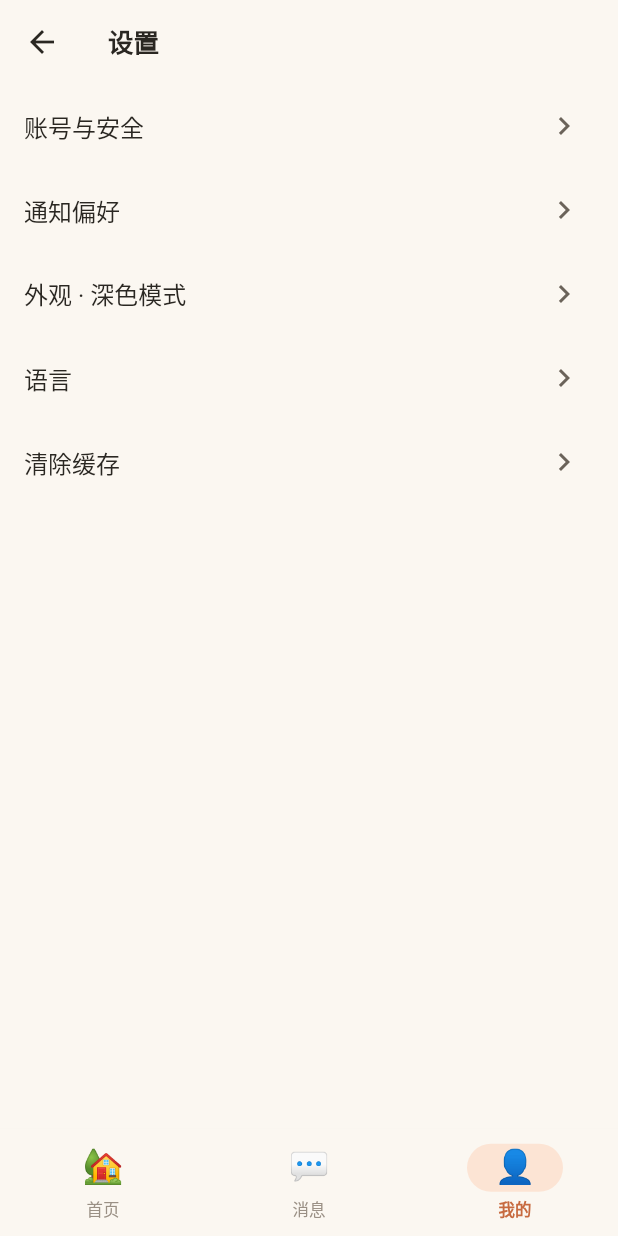
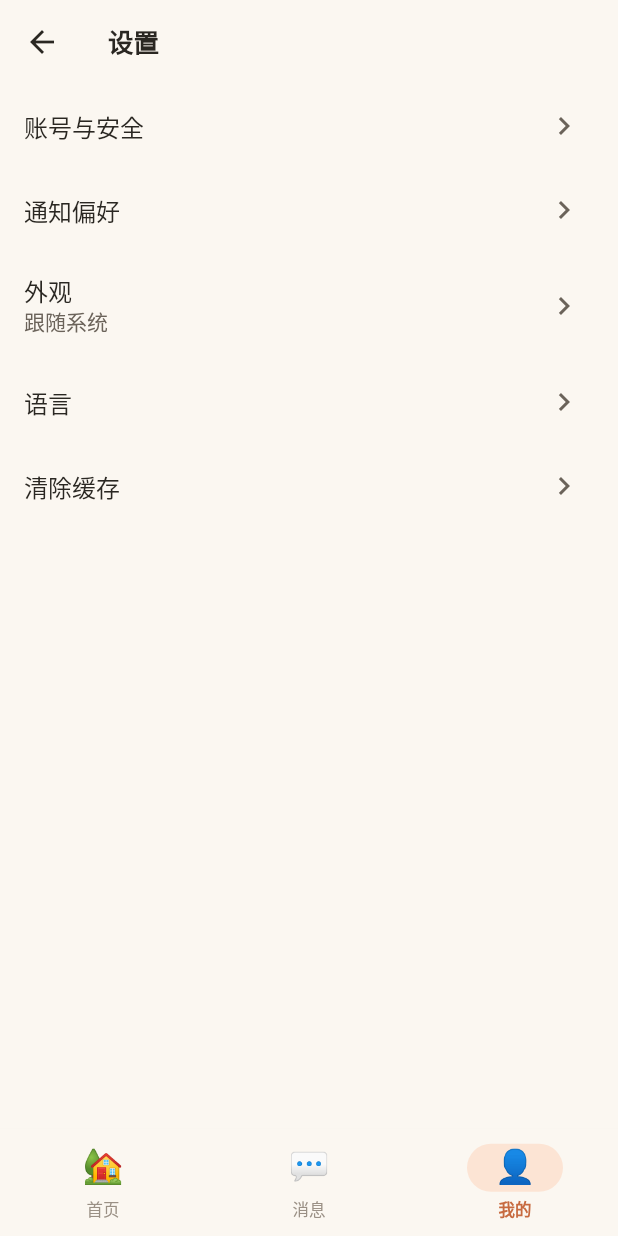
Before and after one commit to chunyiKit/Wo, a Flutter app: the SettingsPage screen opened by its route, on a phone screen of 412 x 824 dp. Run offline on Flutter 3.47's test engine with Material 3 defaults, Android fonts, the phone set to English and light mode, and no system bars; our stand-ins replace cached_network_image, flutter_image_compress, go_router, image_picker, permission_handler, qr_flutter and 1 more; missing offline and left inert: jpush_flutter, mobile_scanner; accounts and stored records are empty; network calls fail; Roboto replaces fonts that are missing (HarmonyOS Sans); statements that could not run were skipped.

Commit message:
feat: 外观主题切换（浅色/深色/跟随系统）
我的 → 设置 → 外观，可切换浅色、深色、跟随系统（默认），
选择即时生效并持久化到本地，启动时读出避免首帧闪主题。

```diff
--- a/lib/features/profile/settings_page.dart
+++ b/lib/features/profile/settings_page.dart
@@ -1,27 +1,57 @@
 import 'package:flutter/material.dart';
+import 'package:go_router/go_router.dart';
+
+import '../../data/wo_session.dart';
+import '../../navigation/wo_routes.dart';
 
 class SettingsPage extends StatelessWidget {
   const SettingsPage({super.key});
 
   @override
   Widget build(BuildContext context) {
+    final session = WoScope.of(context);
     return Scaffold(
       appBar: AppBar(title: const Text('设置')),
       body: SafeArea(
         top: false,
         child: ListView(
-          children: const [
-            ListTile(title: Text('账号与安全'), trailing: Icon(Icons.chevron_right)),
-            ListTile(title: Text('通知偏好'), trailing: Icon(Icons.chevron_right)),
-            ListTile(
-              title: Text('外观 · 深色模式'),
+          children: [
+            const ListTile(
+              title: Text('账号与安全'),
               trailing: Icon(Icons.chevron_right),
             ),
-            ListTile(title: Text('语言'), trailing: Icon(Icons.chevron_right)),
-            ListTile(title: Text('清除缓存'), trailing: Icon(Icons.chevron_right)),
+            const ListTile(
+              title: Text('通知偏好'),
+              trailing: Icon(Icons.chevron_right),
+            ),
+            ValueListenableBuilder<ThemeMode>(
+              valueListenable: session.themeMode,
+              builder: (context, mode, _) => ListTile(
+                title: const Text('外观'),
+                subtitle: Text(_themeModeLabel(mode)),
+                trailing: const Icon(Icons.chevron_right),
+                onTap: () => context.push(WoRoutes.appearance),
+              ),
+            ),
+            const ListTile(title: Text('语言'), trailing: Icon(Icons.chevron_right)),
+            const ListTile(
+              title: Text('清除缓存'),
+              trailing: Icon(Icons.chevron_right),
+            ),
           ],
         ),
       ),
     );
   }
 }
+
+String _themeModeLabel(ThemeMode mode) {
+  switch (mode) {
+    case ThemeMode.light:
+      return '浅色';
+    case ThemeMode.dark:
+      return '深色';
+    case ThemeMode.system:
+      return '跟随系统';
+  }
+}
--- a/lib/navigation/wo_routes.dart
+++ b/lib/navigation/wo_routes.dart
@@ -24,6 +24,7 @@ class WoRoutes {
   static const familyManage = '/home/family';
   static const familyInvite = '/home/family/invite';
   static const settings = '/me/settings';
+  static const appearance = '/me/settings/appearance';
   static const notifications = '/notifications';
 
   static String pluginDetailFor(String id) => '/marketplace/plugin/$id';
```
Also changed, not shown: lib/data/wo_session.dart (+45 -1 lines), lib/features/profile/appearance_page.dart (added, +93 -0 lines), lib/main.dart (+13 -7 lines), lib/navigation/wo_router.dart (+7 -0 lines).
